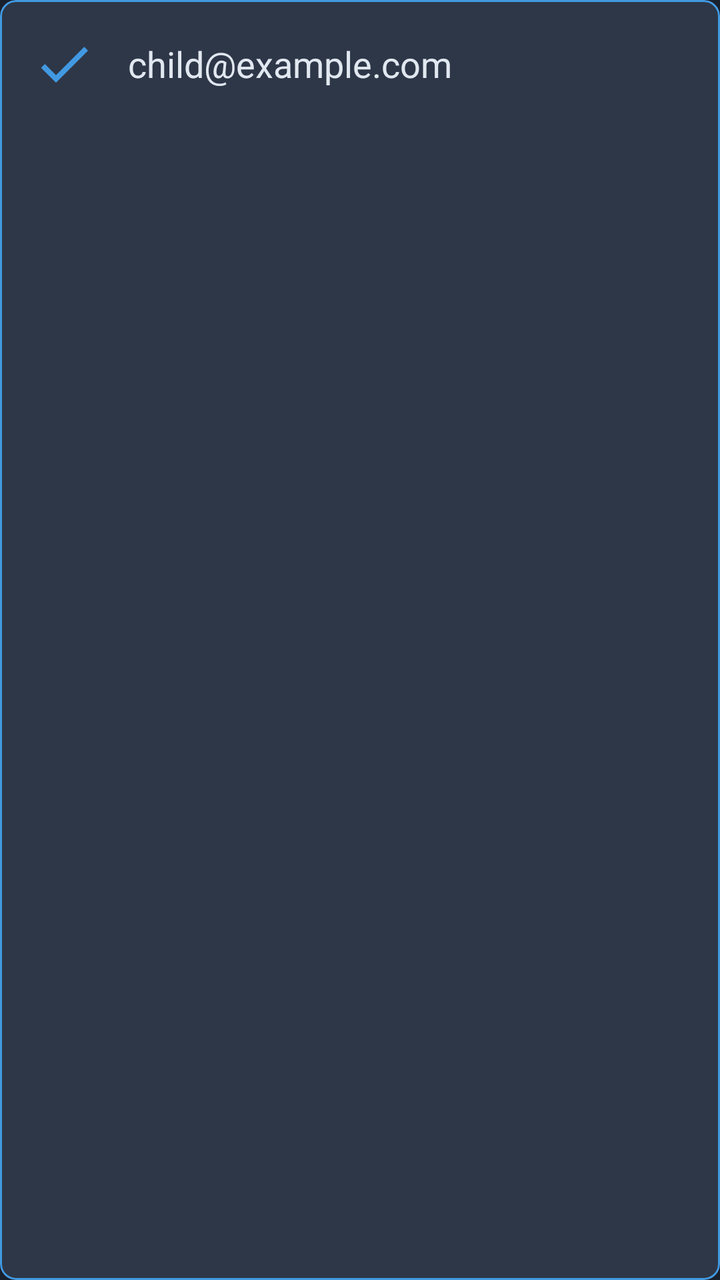
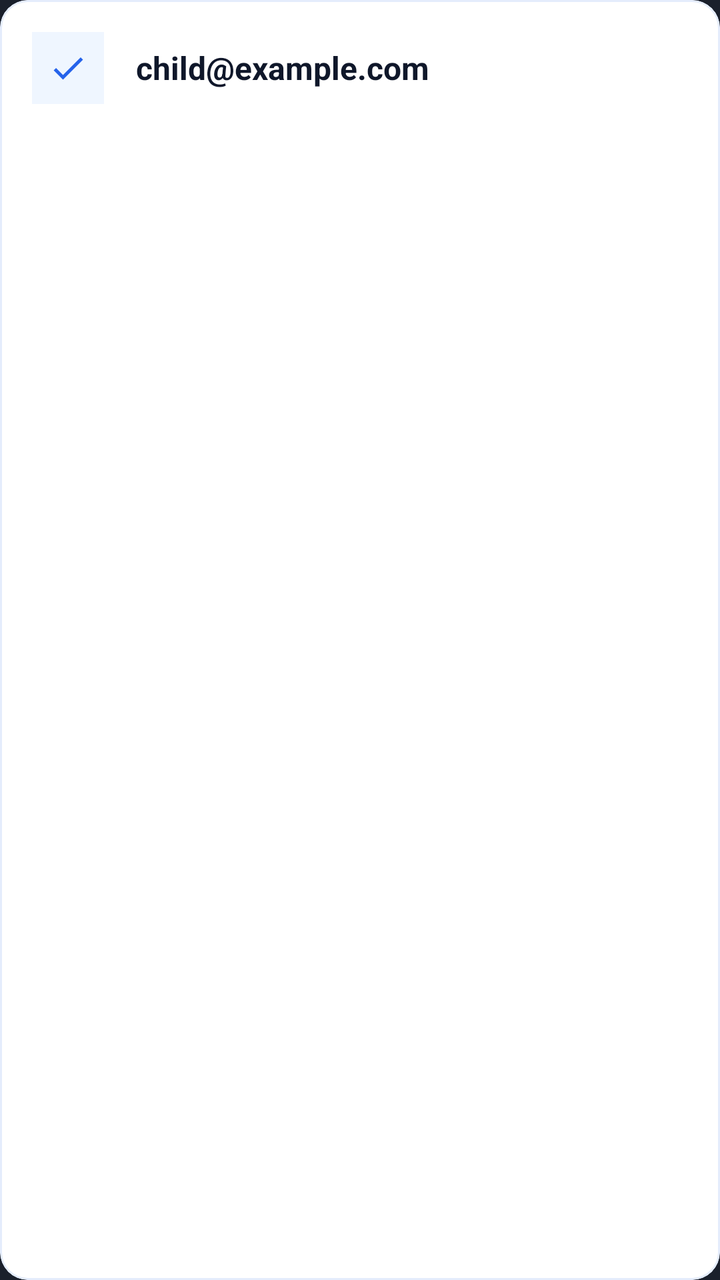

Compare the two renders of this Android layout. The source of the first and the diff that turns it into the second are given below.
<!-- AndroidManifest.xml: application theme Theme.KidShield -->
<!-- res/layout/item_child.xml -->
<?xml version="1.0" encoding="utf-8"?>
<com.google.android.material.card.MaterialCardView xmlns:android="http://schemas.android.com/apk/res/android"
    xmlns:app="http://schemas.android.com/apk/res-auto"
    android:layout_width="match_parent"
    android:layout_height="wrap_content"
    android:layout_marginHorizontal="16dp"
    android:layout_marginVertical="8dp"
    app:cardBackgroundColor="@color/kidshield_surface_dark"
    app:cardCornerRadius="8dp"
    app:strokeColor="@color/kidshield_blue_primary"
    app:strokeWidth="1dp">

    <LinearLayout
        android:layout_width="match_parent"
        android:layout_height="wrap_content"
        android:orientation="horizontal"
        android:padding="16dp"
        android:gravity="center_vertical">

        <ImageView
            android:layout_width="32dp"
            android:layout_height="32dp"
            android:src="@drawable/ic_check"
            app:tint="@color/kidshield_blue_primary"/>

        <TextView
            android:id="@+id/textView_child_email"
            android:layout_width="0dp"
            android:layout_height="wrap_content"
            android:layout_weight="1"
            android:layout_marginStart="16dp"
            android:text="child@example.com"
            android:textColor="@color/kidshield_text_primary"
            android:textSize="18sp" />

    </LinearLayout>

</com.google.android.material.card.MaterialCardView>
<!-- resources referenced by this layout -->
<resources>
  <color name="kidshield_blue_primary">#4299E1</color>
  <color name="kidshield_surface_dark">#2D3748</color>
  <color name="kidshield_text_primary">#E2E8F0</color>
  <!-- drawable ic_check (drawable) -->
  <vector xmlns:android="http://schemas.android.com/apk/res/android" android:height="24dp" android:tint="#000000" android:viewportHeight="24" android:viewportWidth="24" android:width="24dp">
        
      <path android:fillColor="@android:color/white" android:pathData="M9,16.17L4.83,12l-1.42,1.41L9,19 21,7l-1.41,-1.41z"/>
      
  </vector>
  <style name="Theme.KidShield" parent="Base.Theme.KidShield" />
  <style name="Base.Theme.KidShield" parent="Theme.Material3.DayNight.NoActionBar">
          <item name="colorPrimary">@color/kidshield_blue_primary</item>
          <item name="colorPrimaryVariant">@color/kidshield_blue_primary</item>
          <item name="colorOnPrimary">@color/white</item>
          <item name="colorSecondary">@color/kidshield_blue_primary</item>
          <item name="colorSecondaryVariant">@color/kidshield_blue_primary</item>
          <item name="colorOnSecondary">@color/black</item>
  
          <item name="android:statusBarColor">@color/kidshield_background_dark</item>
  
          <item name="android:windowBackground">@color/kidshield_background_dark</item>
          <item name="android:textColor">@color/kidshield_text_primary</item>
      </style>
  <color name="white">#FFFFFFFF</color>
  <color name="black">#FF000000</color>
  <color name="kidshield_background_dark">#1A202C</color>
</resources>

<!-- the commit's change to res/layout/item_child.xml (unified diff, before → after) -->
@@ -4,35 +4,37 @@
     android:layout_width="match_parent"
     android:layout_height="wrap_content"
     android:layout_marginHorizontal="16dp"
-    android:layout_marginVertical="8dp"
-    app:cardBackgroundColor="@color/kidshield_surface_dark"
-    app:cardCornerRadius="8dp"
-    app:strokeColor="@color/kidshield_blue_primary"
+    android:layout_marginVertical="6dp"
+    app:cardBackgroundColor="@color/parent_card"
+    app:cardCornerRadius="14dp"
+    app:cardElevation="0dp"
+    app:strokeColor="@color/parent_border"
     app:strokeWidth="1dp">
 
     <LinearLayout
         android:layout_width="match_parent"
         android:layout_height="wrap_content"
+        android:gravity="center_vertical"
         android:orientation="horizontal"
-        android:padding="16dp"
-        android:gravity="center_vertical">
+        android:padding="16dp">
 
         <ImageView
-            android:layout_width="32dp"
-            android:layout_height="32dp"
+            android:layout_width="36dp"
+            android:layout_height="36dp"
+            android:background="@color/parent_primary_soft"
+            android:padding="8dp"
             android:src="@drawable/ic_check"
-            app:tint="@color/kidshield_blue_primary"/>
+            app:tint="@color/parent_primary" />
 
         <TextView
             android:id="@+id/textView_child_email"
             android:layout_width="0dp"
             android:layout_height="wrap_content"
+            android:layout_marginStart="16dp"
             android:layout_weight="1"
-            android:layout_marginStart="16dp"
             android:text="child@example.com"
-            android:textColor="@color/kidshield_text_primary"
-            android:textSize="18sp" />
-
+            android:textColor="@color/parent_text"
+            android:textSize="16sp"
+            android:textStyle="bold" />
     </LinearLayout>
-
 </com.google.android.material.card.MaterialCardView>
<!-- resource entries referenced after the edit -->
@@ -1,7 +1,11 @@
 <!-- resources referenced by this layout -->
 <resources>
+  <color name="parent_border">#E4ECFC</color>
+  <color name="parent_card">#FFFFFF</color>
+  <color name="parent_primary">#2563EB</color>
+  <color name="parent_primary_soft">#EFF6FF</color>
+  <color name="parent_text">#0F172A</color>
   <color name="kidshield_blue_primary">#4299E1</color>
-  <color name="kidshield_surface_dark">#2D3748</color>
   <color name="kidshield_text_primary">#E2E8F0</color>
   <!-- drawable ic_check (drawable) -->
   <vector xmlns:android="http://schemas.android.com/apk/res/android" android:height="24dp" android:tint="#000000" android:viewportHeight="24" android:viewportWidth="24" android:width="24dp">
